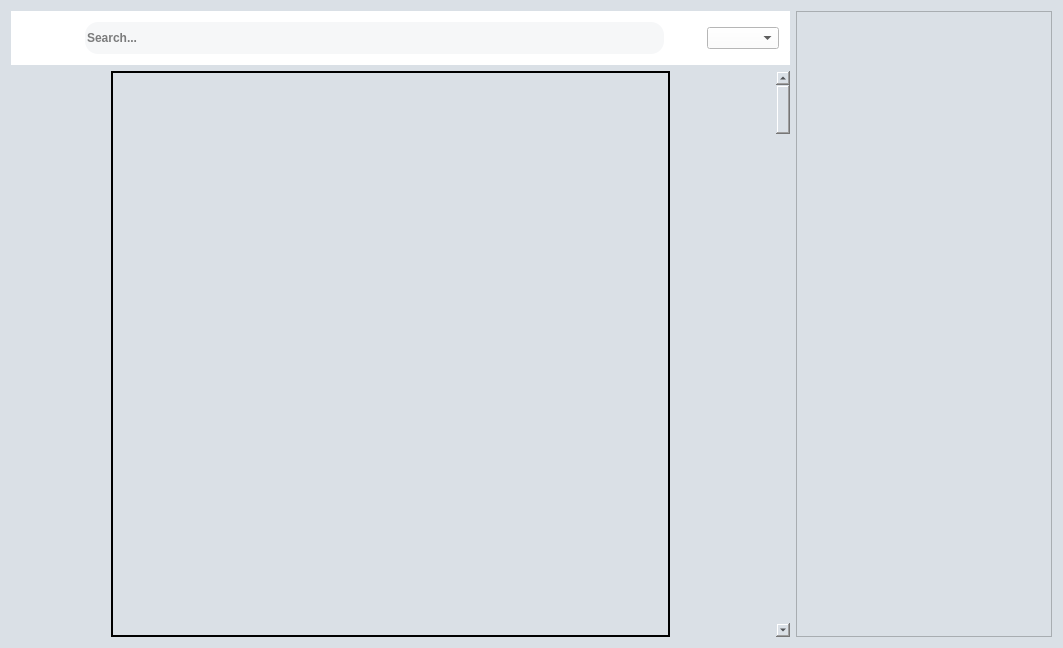
Before: the Qt Designer form Reddit69.ui in Tomkode/RedditClone, drawn with Qt 5.
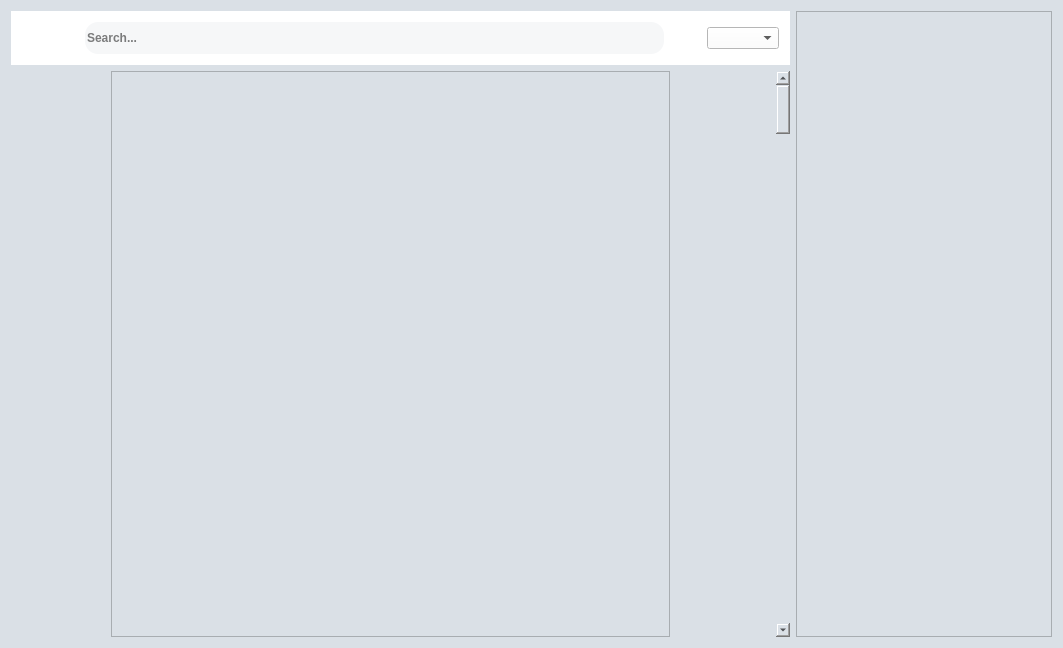
After: the same form once the commit is applied. Icons and pictures are not drawn.

Diff of the .ui file:
```diff
--- a/Reddit69.ui
+++ b/Reddit69.ui
@@ -160,7 +160,7 @@
          <item>
           <widget class="QScrollArea" name="postArea">
            <property name="styleSheet">
-            <string notr="true">border: 1px solid;</string>
+            <string notr="true"/>
            </property>
            <property name="widgetResizable">
             <bool>true</bool>
@@ -174,6 +174,11 @@
               <height>558</height>
              </rect>
             </property>
+            <layout class="QHBoxLayout" name="horizontalLayout_5">
+             <item>
+              <widget class="QWidget" name="postAreaWidget" native="true"/>
+             </item>
+            </layout>
            </widget>
           </widget>
          </item>
```
